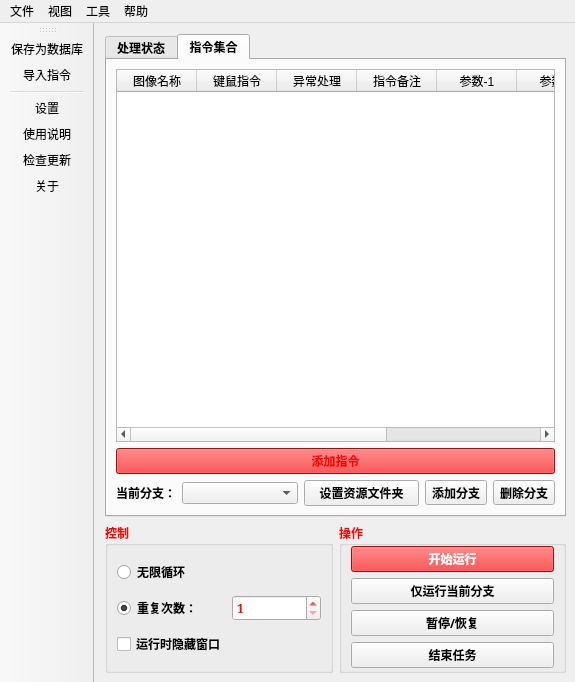
The window that 窗体/mainwindow.ui (FsterThanLight/automatic_clicker_2) describes before a commit, drawn with Qt 5.
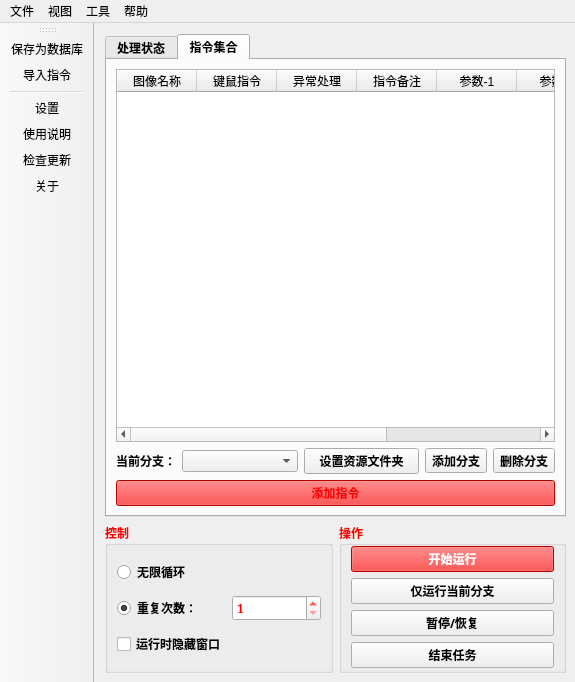
The same window after the commit. Icons and pictures are not drawn.

```diff
--- a/窗体/mainwindow.ui
+++ b/窗体/mainwindow.ui
@@ -1012,6 +1012,81 @@
         </item>
         <item>
          <layout class="QGridLayout" name="gridLayout">
+          <item row="1" column="1" colspan="2">
+           <widget class="QComboBox" name="comboBox">
+            <property name="palette">
+             <palette>
+              <active>
+               <colorrole role="Text">
+                <brush brushstyle="SolidPattern">
+                 <color alpha="255">
+                  <red>0</red>
+                  <green>0</green>
+                  <blue>255</blue>
+                 </color>
+                </brush>
+               </colorrole>
+               <colorrole role="PlaceholderText">
+                <brush brushstyle="NoBrush">
+                 <color alpha="128">
+                  <red>0</red>
+                  <green>0</green>
+                  <blue>255</blue>
+                 </color>
+                </brush>
+               </colorrole>
+              </active>
+              <inactive>
+               <colorrole role="Text">
+                <brush brushstyle="SolidPattern">
+                 <color alpha="255">
+                  <red>0</red>
+                  <green>0</green>
+                  <blue>255</blue>
+                 </color>
+                </brush>
+               </colorrole>
+               <colorrole role="PlaceholderText">
+                <brush brushstyle="NoBrush">
+                 <color alpha="128">
+                  <red>0</red>
+                  <green>0</green>
+                  <blue>255</blue>
+                 </color>
+                </brush>
+               </colorrole>
+              </inactive>
+              <disabled>
+               <colorrole role="Text">
+                <brush brushstyle="SolidPattern">
+                 <color alpha="255">
+                  <red>120</red>
+                  <green>120</green>
+                  <blue>120</blue>
+                 </color>
+                </brush>
+               </colorrole>
+               <colorrole role="PlaceholderText">
+                <brush brushstyle="NoBrush">
+                 <color alpha="128">
+                  <red>0</red>
+                  <green>0</green>
+                  <blue>255</blue>
+                 </color>
+                </brush>
+               </colorrole>
+              </disabled>
+             </palette>
+            </property>
+           </widget>
+          </item>
+          <item row="1" column="3" colspan="2">
+           <widget class="QPushButton" name="pushButton_3">
+            <property name="text">
+             <string>设置资源文件夹</string>
+            </property>
+           </widget>
+          </item>
           <item row="1" column="5">
            <widget class="QToolButton" name="toolButton_2">
             <property name="text">
@@ -1023,58 +1098,6 @@
             </property>
            </widget>
           </item>
-          <item row="1" column="1" colspan="2">
-           <widget class="QComboBox" name="comboBox">
-            <property name="palette">
-             <palette>
-              <active>
-               <colorrole role="Text">
-                <brush brushstyle="SolidPattern">
-                 <color alpha="255">
-                  <red>0</red>
-                  <green>0</green>
-                  <blue>255</blue>
-                 </color>
-                </brush>
-               </colorrole>
-              </active>
-              <inactive>
-               <colorrole role="Text">
-                <brush brushstyle="SolidPattern">
-                 <color alpha="255">
-                  <red>0</red>
-                  <green>0</green>
-                  <blue>255</blue>
-                 </color>
-                </brush>
-               </colorrole>
-              </inactive>
-              <disabled>
-               <colorrole role="Text">
-                <brush brushstyle="SolidPattern">
-                 <color alpha="255">
-                  <red>120</red>
-                  <green>120</green>
-                  <blue>120</blue>
-                 </color>
-                </brush>
-               </colorrole>
-              </disabled>
-             </palette>
-            </property>
-           </widget>
-          </item>
-          <item row="1" column="6">
-           <widget class="QToolButton" name="toolButton">
-            <property name="text">
-             <string>删除分支</string>
-            </property>
-            <property name="icon">
-             <iconset resource="../images.qrc">
-              <normaloff>:/按钮图标/窗体/res/删除.png</normaloff>:/按钮图标/窗体/res/删除.png</iconset>
-            </property>
-           </widget>
-          </item>
           <item row="1" column="0">
            <widget class="QLabel" name="label">
             <property name="palette">
@@ -1122,14 +1145,18 @@
             </property>
            </widget>
           </item>
-          <item row="1" column="3" colspan="2">
-           <widget class="QPushButton" name="pushButton_3">
+          <item row="1" column="6">
+           <widget class="QToolButton" name="toolButton">
             <property name="text">
-             <string>设置资源文件夹</string>
+             <string>删除分支</string>
+            </property>
+            <property name="icon">
+             <iconset resource="../images.qrc">
+              <normaloff>:/按钮图标/窗体/res/删除.png</normaloff>:/按钮图标/窗体/res/删除.png</iconset>
             </property>
            </widget>
           </item>
-          <item row="0" column="0" colspan="7">
+          <item row="2" column="0" colspan="7">
            <widget class="QPushButton" name="pushButton">
             <property name="palette">
              <palette>
```
